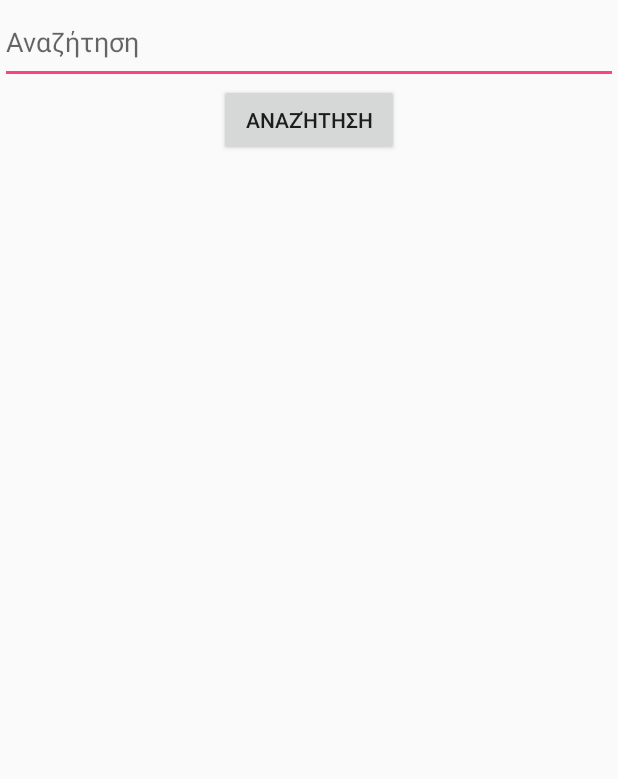
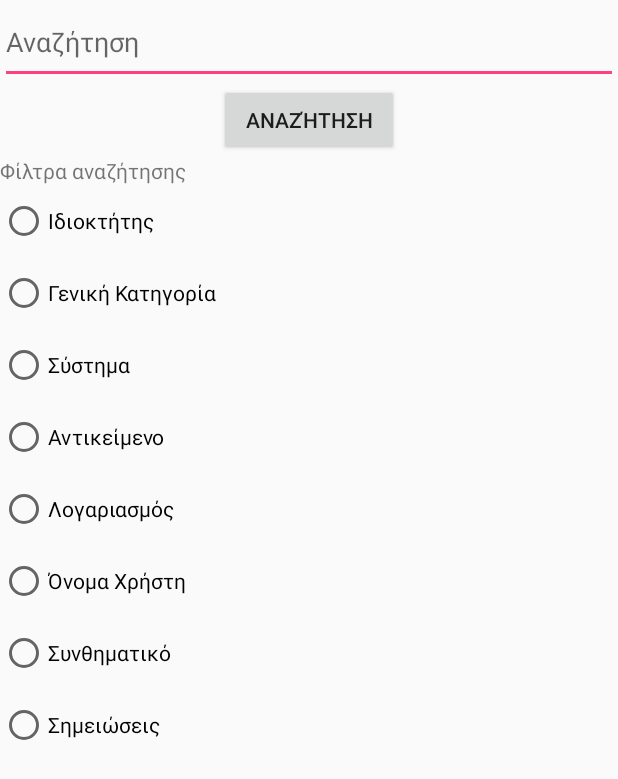
Before and after one commit to Programming-of-Mobile-Devices/Password-Manager-Android, an Android app: the layout search_lay.xml on its own in the app's theme, with its tools: preview values and no code run, on a phone screen of 412 x 824 dp. Shown: the top 779 px of the screen. Run offline under Robolectric (Android 15) with nearby library versions, the phone set to English and light mode, and no system bars.

Commit message:
filters gui added

```diff
--- a/Safe/app/src/main/java/org/gmele/android/safe/MainActivity.java
+++ b/Safe/app/src/main/java/org/gmele/android/safe/MainActivity.java
@@ -710,7 +710,7 @@ class SearchDialog implements Dialog.OnShowListener, Button.OnClickListener{
     public void onClick(View view) {
         if(view == this.BtnSearch)
         {
-//            MA.DoSearch();
+            //MA.DoSearch();
         }
     }
 }
--- a/Safe/app/src/main/res/layout/search_lay.xml
+++ b/Safe/app/src/main/res/layout/search_lay.xml
@@ -18,4 +18,64 @@
         android:layout_width="120dp"
         android:layout_height="wrap_content"
         android:text="Αναζήτηση" />
+
+    <RadioGroup
+        android:id="@+id/RGrp_filters"
+        android:layout_width="match_parent"
+        android:layout_height="match_parent">
+
+        <TextView
+            android:id="@+id/textView"
+            android:layout_width="match_parent"
+            android:layout_height="wrap_content"
+            android:text="Φίλτρα αναζήτησης" />
+
+        <RadioButton
+            android:id="@+id/radioButton17"
+            android:layout_width="match_parent"
+            android:layout_height="48dp"
+            android:text="Ιδιοκτήτης" />
+
+        <RadioButton
+            android:id="@+id/radioButton15"
+            android:layout_width="match_parent"
+            android:layout_height="48dp"
+            android:text="Γενική Κατηγορία" />
+
+        <RadioButton
+            android:id="@+id/radioButton14"
+            android:layout_width="match_parent"
+            android:layout_height="48dp"
+            android:text="Σύστημα" />
+
+        <RadioButton
+            android:id="@+id/radioButton13"
+            android:layout_width="match_parent"
+            android:layout_height="48dp"
+            android:text="Αντικείμενο" />
+
+        <RadioButton
+            android:id="@+id/radioButton12"
+            android:layout_width="match_parent"
+            android:layout_height="48dp"
+            android:text="Λογαριασμός" />
+
+        <RadioButton
+            android:id="@+id/radioButton11"
+            android:layout_width="match_parent"
+            android:layout_height="48dp"
+            android:text="Όνομα Χρήστη" />
+
+        <RadioButton
+            android:id="@+id/radioButton10"
+            android:layout_width="match_parent"
+            android:layout_height="48dp"
+            android:text="Συνθηματικό" />
+
+        <RadioButton
+            android:id="@+id/radioButton9"
+            android:layout_width="match_parent"
+            android:layout_height="48dp"
+            android:text="Σημειώσεις" />
+    </RadioGroup>
 </LinearLayout>
--- a/Safe/app/src/main/res/menu/menu_main.xml
+++ b/Safe/app/src/main/res/menu/menu_main.xml
@@ -46,7 +46,7 @@
     <item
         android:id="@+id/MISort"
         android:orderInCategory="109"
-        android:title="Ταξινόμηση (ιδιοκτήτη)"
-        app:showAsAction="never"/>
+        android:title="Ταξινόμηση"
+        app:showAsAction="never" />
 
 </menu>
```
